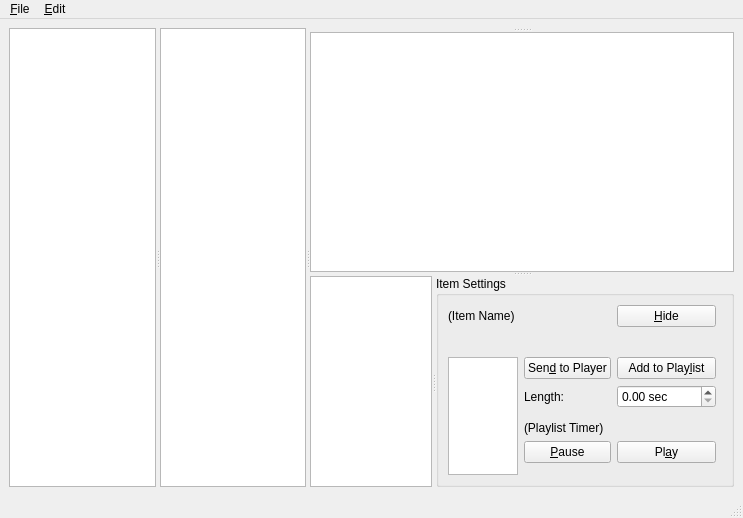
Above: src/glvidtex/DirectorWindow.ui from google-code-export/dviz before the change. Below: the same form after it.
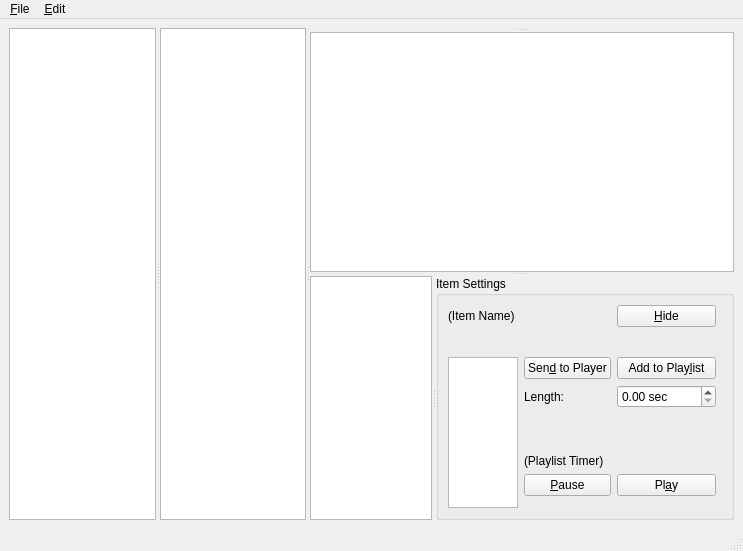
That is the form after the change. Custom widgets are drawn as their Qt base class.

What changed in the file:
```diff
--- a/src/glvidtex/DirectorWindow.ui
+++ b/src/glvidtex/DirectorWindow.ui
@@ -7,7 +7,7 @@
     <x>0</x>
     <y>0</y>
     <width>743</width>
-    <height>518</height>
+    <height>551</height>
    </rect>
   </property>
   <property name="windowTitle">
```
Left out of the diff: 9 changed lines with no effect on the pictures.
